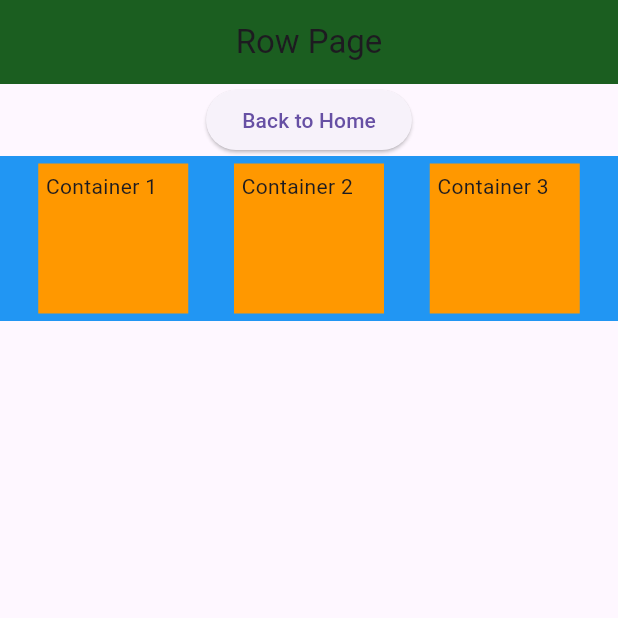
After one commit to PlaceHolderHere/cheatSheets, a Flutter app: the screen it shows after launch, after a tap on "Go to 4.3.Row", on a phone screen of 412 x 824 dp, the top half of it. The commit adds this screen. Run offline on Flutter 3.47's test engine with Material 3 defaults, Android fonts, the phone set to English and light mode, and no system bars; network calls fail.

Commit message:
Added 4.3.row to fluttercheatsheet

```diff
--- a/fluttercheatsheet/lib/pages/1.home.dart
+++ b/fluttercheatsheet/lib/pages/1.home.dart
@@ -3,6 +3,7 @@ import '2.colors.dart';
 import '3.images.dart';
 import '4.layout/4.1.container.dart';
 import '4.layout/4.2.column.dart';
+import '4.layout/4.3.row.dart';
 
 class HomePage extends StatelessWidget {
   const HomePage({super.key});
@@ -22,7 +23,6 @@ class HomePage extends StatelessWidget {
             // === 2. Colors === //
             ElevatedButton(
               onPressed: () {
-                // Navigate to Page One
                 Navigator.push(
                   context,
                   MaterialPageRoute(builder: (context) => const ColorsPage()),
@@ -34,7 +34,6 @@ class HomePage extends StatelessWidget {
             // === 3. Images === //
             ElevatedButton(
               onPressed: () {
-                // Navigate to Page Two
                 Navigator.push(
                   context,
                   MaterialPageRoute(builder: (context) => const ImagesPage()),
@@ -46,7 +45,6 @@ class HomePage extends StatelessWidget {
             // === 4.1. Container === //
             ElevatedButton(
               onPressed: () {
-                // Navigate to Page Three
                 Navigator.push(
                   context,
                   MaterialPageRoute(builder: (context) => const ContainerPage()),
@@ -58,7 +56,6 @@ class HomePage extends StatelessWidget {
             // === 4.2. Column === //
             ElevatedButton(
               onPressed: () {
-                // Navigate to Page Four
                 Navigator.push(
                   context,
                   MaterialPageRoute(builder: (context) => const ColumnPage()),
@@ -66,6 +63,17 @@ class HomePage extends StatelessWidget {
               },
               child: const Text('Go to 4.2.Column'),
             ),
+
+            // === 4.3. Row === //
+            ElevatedButton(
+              onPressed: () {
+                Navigator.push(
+                  context,
+                  MaterialPageRoute(builder: (context) => const RowPage()),
+                );
+              },
+              child: const Text('Go to 4.3.Row'),
+            ),
           ],
         ),
       ),
--- /dev/null
+++ b/fluttercheatsheet/lib/pages/4.layout/4.3.row.dart
@@ -0,0 +1,75 @@
+import 'package:flutter/material.dart';
+
+class RowPage extends StatelessWidget{
+  const RowPage({super.key});
+
+  @override
+  Widget build(BuildContext context) {
+    return MaterialApp(
+      debugShowCheckedModeBanner: false, // Removes the debug banner
+
+      // Widgets are stored here in the "Widget Tree"
+      home: Scaffold(
+        appBar: AppBar(
+          title: Center(
+            child: Text("Row Page")
+          ),
+          backgroundColor: Colors.green[900], // Example of built in colors
+        ),
+        body: Center(
+          child: Column(
+            children:[
+              ElevatedButton(
+                onPressed: () {
+                  // Go back to the previous page
+                  Navigator.pop(context);
+                },
+                child: const Text('Back to Home'),
+              ),
+
+              Container(
+                width: double.infinity,
+                color: Colors.blue,
+                // === Row === //
+                // Allows you to stack/arrange components in a horizontal order
+                // By Default, takes up as little space as possible
+                child: Row(
+                  mainAxisAlignment: MainAxisAlignment.spaceEvenly, // Aligns horizontally within the row
+                  crossAxisAlignment: CrossAxisAlignment.center, // Aligns vertically within the row
+                  children: [
+                    Container(
+                      width: 100,
+                      height: 100,
+                      color: Colors.orange,
+                      margin: EdgeInsets.all(5),
+                      padding: EdgeInsets.all(5),
+                      child: const Text("Container 1"),
+                    ),
+
+                    Container(
+                      width: 100,
+                      height: 100,
+                      color: Colors.orange,
+                      margin: EdgeInsets.all(5),
+                      padding: EdgeInsets.all(5),
+                      child: const Text("Container 2"),
+                    ),
+
+                    Container(
+                      width: 100,
+                      height: 100,
+                      color: Colors.orange,
+                      margin: EdgeInsets.all(5),
+                      padding: EdgeInsets.all(5),
+                      child: const Text("Container 3"),
+                    ),
+                  ],
+                ),
+              ),
+            ]
+          )
+        ),
+      )
+    );
+  }
+}
```
